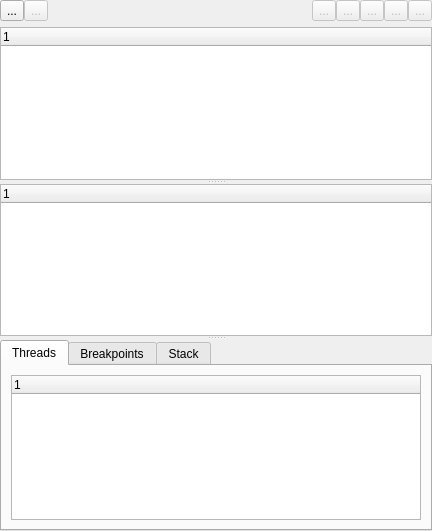
Old version of the form debuginterface.ui in the repository martinribelotta/embedded-ide.
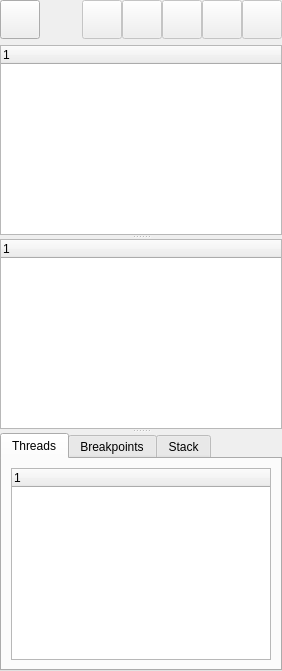
New version of the form. Icons and pictures are not drawn.

Commit message: Clean code/ui, line highigth and re enable debug ui

What changed in the file:
```diff
--- a/debuginterface.ui
+++ b/debuginterface.ui
@@ -6,8 +6,8 @@
    <rect>
     <x>0</x>
     <y>0</y>
-    <width>432</width>
-    <height>531</height>
+    <width>282</width>
+    <height>671</height>
    </rect>
   </property>
   <layout class="QVBoxLayout" name="verticalLayout">
@@ -33,9 +33,6 @@
        <property name="toolTip">
         <string>Start Debugger</string>
        </property>
-       <property name="text">
-        <string>...</string>
-       </property>
        <property name="icon">
         <iconset resource="resources.qrc">
          <normaloff>:/images/actions/media-playback-start.svg</normaloff>:/images/actions/media-playback-start.svg</iconset>
@@ -46,28 +43,8 @@
          <height>32</height>
         </size>
        </property>
-      </widget>
-     </item>
-     <item>
-      <widget class="QToolButton" name="buttonStopDebug">
-       <property name="enabled">
-        <bool>false</bool>
-       </property>
-       <property name="toolTip">
-        <string>Stop Debugger</string>
-       </property>
-       <property name="text">
-        <string>...</string>
-       </property>
-       <property name="icon">
-        <iconset resource="resources.qrc">
-         <normaloff>:/images/actions/media-playback-stop.svg</normaloff>:/images/actions/media-playback-stop.svg</iconset>
-       </property>
-       <property name="iconSize">
-        <size>
-         <width>32</width>
-         <height>32</height>
-        </size>
+       <property name="checkable">
+        <bool>true</bool>
        </property>
       </widget>
      </item>
@@ -92,9 +69,6 @@
        <property name="toolTip">
         <string>Run</string>
        </property>
-       <property name="text">
-        <string>...</string>
-       </property>
        <property name="icon">
         <iconset resource="resources.qrc">
          <normaloff>:/images/actions/debug-run.svg</normaloff>:/images/actions/debug-run.svg</iconset>
@@ -113,10 +87,7 @@
         <bool>false</bool>
        </property>
        <property name="toolTip">
-        <string>&lt;html&gt;&lt;head/&gt;&lt;body&gt;&lt;p&gt;Continue&lt;/p&gt;&lt;/body&gt;&lt;/html&gt;</string>
-       </property>
-       <property name="text">
-        <string>...</string>
+        <string>Continue</string>
        </property>
        <property name="icon">
         <iconset resource="resources.qrc">
@@ -138,9 +109,6 @@
        <property name="toolTip">
         <string>Step Over</string>
        </property>
-       <property name="text">
-        <string>...</string>
-       </property>
        <property name="icon">
         <iconset resource="resources.qrc">
          <normaloff>:/images/actions/debug-step-over.svg</normaloff>:/images/actions/debug-step-over.svg</iconset>
@@ -161,9 +129,6 @@
        <property name="toolTip">
         <string>Step Into</string>
        </property>
-       <property name="text">
-        <string>...</string>
-       </property>
        <property name="icon">
         <iconset resource="resources.qrc">
          <normaloff>:/images/actions/debug-step-into-instruction.svg</normaloff>:/images/actions/debug-step-into-instruction.svg</iconset>
@@ -184,9 +149,6 @@
        <property name="toolTip">
         <string>Run to context end</string>
        </property>
-       <property name="text">
-        <string>...</string>
-       </property>
        <property name="icon">
         <iconset resource="resources.qrc">
          <normaloff>:/images/actions/debug-step-out.svg</normaloff>:/images/actions/debug-step-out.svg</iconset>
```
Left out of the diff: 2 changed lines with no effect on the pictures. The commit also changes 12 other files.
